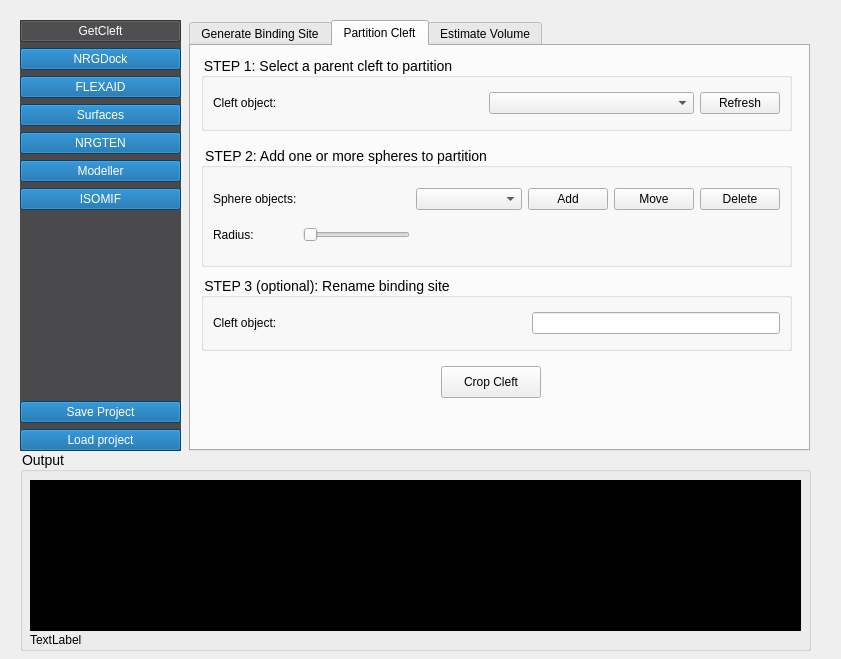
First picture: the form in nrgdock_widget.ui, repository ThomasDesc/NRG_plugin, before the edit.
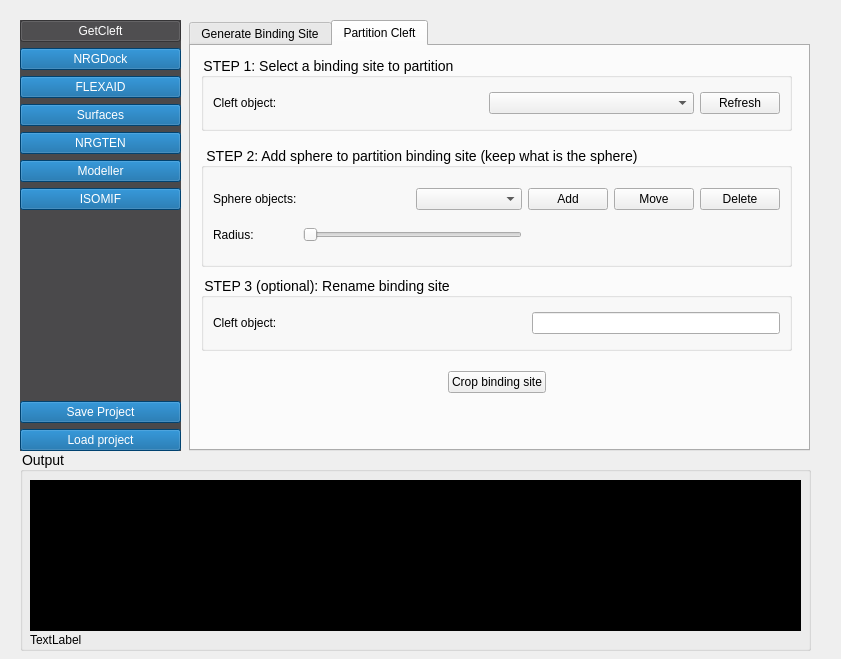
Second picture: the form after the edit. The open tabs and pages were chosen to show the change.

What changed in the file:
```diff
--- a/nrgdock_widget.ui
+++ b/nrgdock_widget.ui
@@ -266,7 +266,7 @@
       </rect>
      </property>
      <property name="currentIndex">
-      <number>1</number>
+      <number>0</number>
      </property>
      <widget class="QWidget" name="tab_9">
       <attribute name="title">
@@ -482,7 +482,7 @@
 }</string>
        </property>
        <property name="title">
-        <string>STEP 1: Select a parent cleft to partition</string>
+        <string>STEP 1: Select a binding site to partition</string>
        </property>
        <layout class="QHBoxLayout" name="horizontalLayout_6">
         <item>
@@ -539,7 +539,7 @@
 }</string>
        </property>
        <property name="title">
-        <string>STEP 2: Add one or more spheres to partition</string>
+        <string>STEP 2: Add sphere to partition binding site (keep what is the sphere)</string>
        </property>
        <layout class="QGridLayout" name="gridLayout_14">
         <item row="0" column="4">
@@ -586,7 +586,21 @@
           </property>
          </widget>
         </item>
-        <item row="1" column="2">
+        <item row="0" column="0">
+         <widget class="QLabel" name="label_10">
+          <property name="text">
+           <string>Sphere objects:</string>
+          </property>
+         </widget>
+        </item>
+        <item row="0" column="5">
+         <widget class="QPushButton" name="cleft_partition_button_move">
+          <property name="text">
+           <string>Move</string>
+          </property>
+         </widget>
+        </item>
+        <item row="1" column="2" colspan="2">
          <widget class="QSlider" name="cleft_partition_radius_slider">
           <property name="enabled">
            <bool>false</bool>
@@ -605,35 +619,8 @@
           </property>
          </widget>
         </item>
-        <item row="0" column="0">
-         <widget class="QLabel" name="label_10">
-          <property name="text">
-           <string>Sphere objects:</string>
-          </property>
-         </widget>
-        </item>
-        <item row="0" column="5">
-         <widget class="QPushButton" name="cleft_partition_button_move">
-          <property name="text">
-           <string>Move</string>
-          </property>
-         </widget>
-        </item>
        </layout>
       </widget>
-      <widget class="QPushButton" name="cleft_partition_crop_button">
-       <property name="geometry">
-        <rect>
-         <x>250</x>
-         <y>320</y>
-         <width>100</width>
-         <height>32</height>
-        </rect>
-       </property>
-       <property name="text">
-        <string>Crop Cleft</string>
-       </property>
-      </widget>
       <widget class="QGroupBox" name="groupBox_16">
        <property name="geometry">
         <rect>
@@ -677,11 +664,51 @@
         </item>
        </layout>
       </widget>
-     </widget>
-     <widget class="QWidget" name="tab_11">
-      <attribute name="title">
-       <string>Estimate Volume</string>
-      </attribute>
+      <widget class="QWidget" name="horizontalLayoutWidget_3">
+       <property name="geometry">
+        <rect>
+         <x>10</x>
+         <y>320</y>
+         <width>591</width>
+         <height>32</height>
+        </rect>
+       </property>
+       <layout class="QHBoxLayout" name="horizontalLayout_2">
+        <item>
+         <spacer name="horizontalSpacer_3">
+          <property name="orientation">
+           <enum>Qt::Horizontal</enum>
+          </property>
+          <property name="sizeHint" stdset="0">
+           <size>
+            <width>40</width>
+            <height>20</height>
+           </size>
+          </property>
+         </spacer>
+        </item>
+        <item>
+         <widget class="QPushButton" name="cleft_partition_crop_button">
+          <property name="text">
+           <string>Crop binding site</string>
+          </property>
+         </widget>
+        </item>
+        <item>
+         <spacer name="horizontalSpacer_5">
+          <property name="orientation">
+           <enum>Qt::Horizontal</enum>
+          </property>
+          <property name="sizeHint" stdset="0">
+           <size>
+            <width>40</width>
+            <height>20</height>
+           </size>
+          </property>
+         </spacer>
+        </item>
+       </layout>
+      </widget>
      </widget>
     </widget>
    </widget>
```
